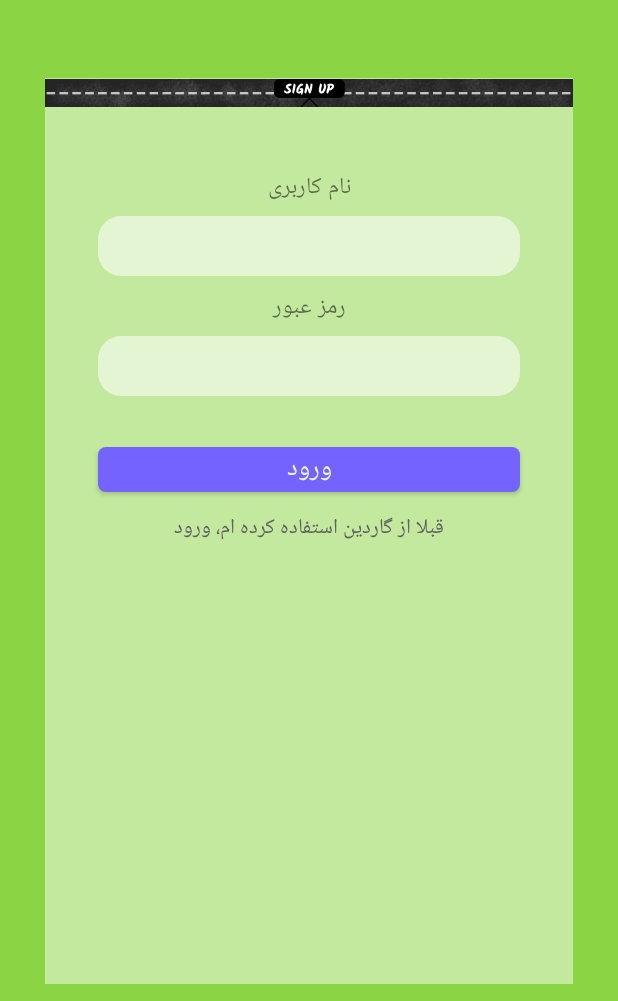
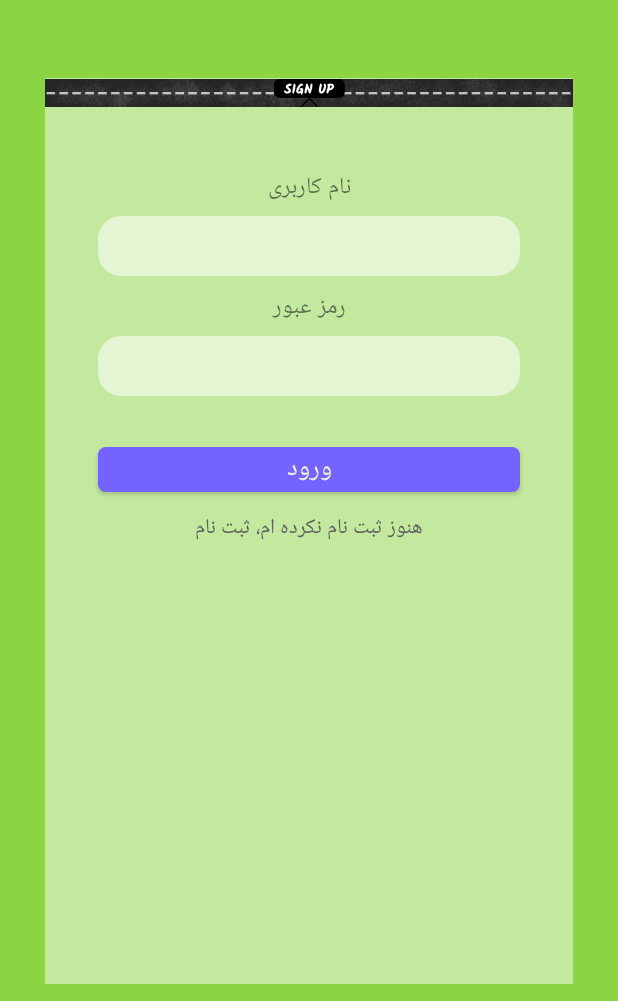
Before and after one commit to GuardianAppProject/Guardian-Application, an Android app: the SignIn screen opened directly, with no data from a screen before it, on a phone screen of 412 x 824 dp, the part 235-1236 px from its top. Run offline under Robolectric (Android 15) with nearby library versions, the phone set to English and light mode, and no system bars.

Commit message:
edit names and extract them as strings to strings.xml

```diff
--- a/app/src/main/res/layout-v21/dialog.xml
+++ b/app/src/main/res/layout-v21/dialog.xml
@@ -27,7 +27,7 @@
     <TextView
         android:layout_width="wrap_content"
         android:layout_height="wrap_content"
-        android:text="TEXTO"
+        android:text="TEXT"
         android:id="@+id/text_dialog"
         android:layout_below="@+id/a"
         android:layout_marginTop="20dp"
--- a/app/src/main/res/layout/activity_sign_in.xml
+++ b/app/src/main/res/layout/activity_sign_in.xml
@@ -61,7 +61,7 @@
             <TextView
                 android:layout_width="match_parent"
                 android:layout_height="wrap_content"
-                android:text="نام کاربری"
+                android:text="@string/signIn_subtitle1"
                 android:textSize="15sp"
                 android:gravity="center"
                 android:layout_marginTop="40dp" />
@@ -73,14 +73,15 @@
                 android:background="@drawable/edit_text_background"
                 android:layout_marginRight="35dp"
                 android:layout_marginLeft="35dp"
-                android:textAlignment="center"/>
+                android:textAlignment="center"
+                android:gravity="center_horizontal" />
 
 
 
             <TextView
                 android:layout_width="match_parent"
                 android:layout_height="wrap_content"
-                android:text="رمز عبور"
+                android:text="@string/signIn_subtitle2"
                 android:textSize="15sp"
                 android:gravity="center"
                 android:layout_marginTop="8dp" />
@@ -92,7 +93,8 @@
                 android:background="@drawable/edit_text_background"
                 android:layout_marginRight="35dp"
                 android:layout_marginLeft="35dp"
-                android:textAlignment="center"/>
+                android:textAlignment="center"
+                android:gravity="center_horizontal" />
 
 
             <Button
@@ -103,7 +105,7 @@
                 android:layout_marginTop="34dp"
                 android:layout_marginRight="35dp"
                 android:background="@drawable/button_background"
-                android:text="ورود"
+                android:text="@string/signIn_button"
                 android:textColor="@color/inputBoxColor"
                 android:textSize="17sp" />
             <Button
@@ -112,7 +114,7 @@
                 android:layout_height="wrap_content"
                 android:layout_gravity="center"
                 android:background="#c3e99e"
-                android:text="قبلا از گاردین استفاده کرده ام، ورود"
+                android:text="@string/signIn_secondButton"
                 style="?android:attr/borderlessButtonStyle"
                 android:textColor="#606060"/>
 
--- a/app/src/main/res/layout/activity_support.xml
+++ b/app/src/main/res/layout/activity_support.xml
@@ -50,7 +50,7 @@
                 android:layout_width="0dp"
                 android:layout_weight="0.8"
                 android:layout_height="wrap_content"
-                android:text="پشتیبانی"
+                android:text="@string/activity_support_title"
                 android:textAlignment="center"
                 android:padding="6dp"
                 android:textSize="16dp"
@@ -64,7 +64,7 @@
         <TextView
             android:layout_width="match_parent"
             android:layout_height="wrap_content"
-            android:text="وبسایت"
+            android:text="@string/activity_support_subtitle1"
             android:textSize="15sp"
             android:gravity="center"
             android:layout_marginTop="48dp" />
@@ -89,7 +89,7 @@
         <TextView
             android:layout_width="match_parent"
             android:layout_height="wrap_content"
-            android:text="ایمیل"
+            android:text="@string/activity_support_subtitle2"
             android:textSize="15sp"
             android:gravity="center"
             android:layout_marginTop="48dp" />
--- a/app/src/main/res/values/strings.xml
+++ b/app/src/main/res/values/strings.xml
@@ -27,4 +27,16 @@
     <string name="activity_selectNav_description">لطفا مقصد سفر خود را انتخاب کنید.</string>
     <string name="usernameText">نام کاربری</string>
     <string name="main_percentDescription">درصد رانندگی سالم</string>
+    <string name="signIn_subtitle1">نام کاربری</string>
+    <string name="signIn_subtitle2">رمز عبور</string>
+    <string name="signIn_button">ورود</string>
+    <string name="signIn_secondButton">هنوز ثبت نام نکرده ام، ثبت نام</string>
+    <string name="signUp_subtitle1">نام کاربری</string>
+    <string name="signUp_subtitle2">رمز عبور</string>
+    <string name="singUp_subtitle3">شماره تلفن همراه</string>
+    <string name="signUp_button">ثبت نام</string>
+    <string name="signUp_secondButton">قبلا از گاردین استفاده کرده ام، ورود</string>
+    <string name="activity_support_title">پشتیبانی</string>
+    <string name="activity_support_subtitle1">وبسایت</string>
+    <string name="activity_support_subtitle2">ایمیل</string>
 </resources>
```
Also changed, not shown: app/src/main/res/layout/activity_sign_up.xml (+11 -8 lines).
